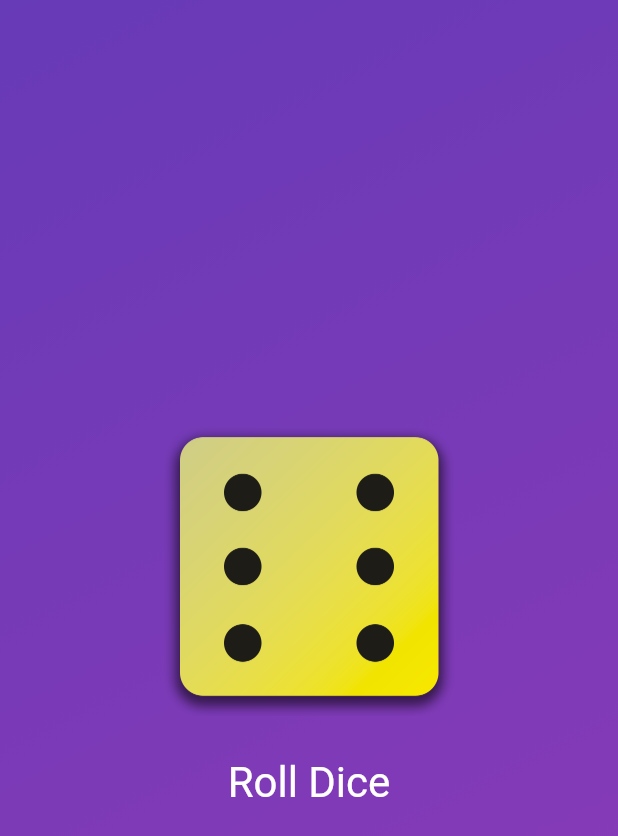
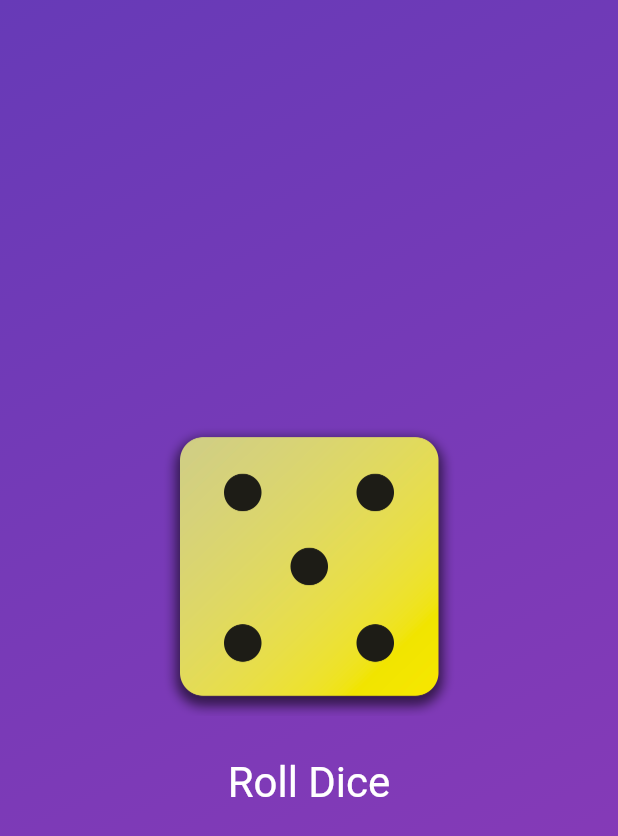
Before and after one commit to siamislam1603/first_app, a Flutter app: the screen it shows after launch, after a tap on "Roll Dice", on a phone screen of 412 x 824 dp. Shown: the top 836 px of the screen. Run offline on Flutter 3.47's test engine with Material 2 defaults, Android fonts, the phone set to English and light mode, and no system bars.

```diff
--- a/lib/roller_dice.dart
+++ b/lib/roller_dice.dart
@@ -1,4 +1,8 @@
+import 'dart:math';
+
 import 'package:flutter/material.dart';
+
+final randomizer = Random(); // declared to use the same reference always rather than creating new instance on every click
 
 class RollerDice extends StatefulWidget {
   const RollerDice({super.key});
@@ -9,10 +13,10 @@ class RollerDice extends StatefulWidget {
 }
 
 class _RollerDiceState extends State<RollerDice> {
-  var activeDiceImg = 'assets/images/dice-3.png';
+  var currentDiceNum = 3;
   void rollDice() {
     setState(() {
-      activeDiceImg = 'assets/images/dice-6.png';
+      currentDiceNum = randomizer.nextInt(6) + 1;
     });
   }
 
@@ -22,7 +26,7 @@ class _RollerDiceState extends State<RollerDice> {
       mainAxisAlignment: MainAxisAlignment.center,
       children: [
         Image.asset(
-          activeDiceImg,
+          'assets/images/dice-$currentDiceNum.png',
           width: 200,
         ),
         const SizedBox(
```
